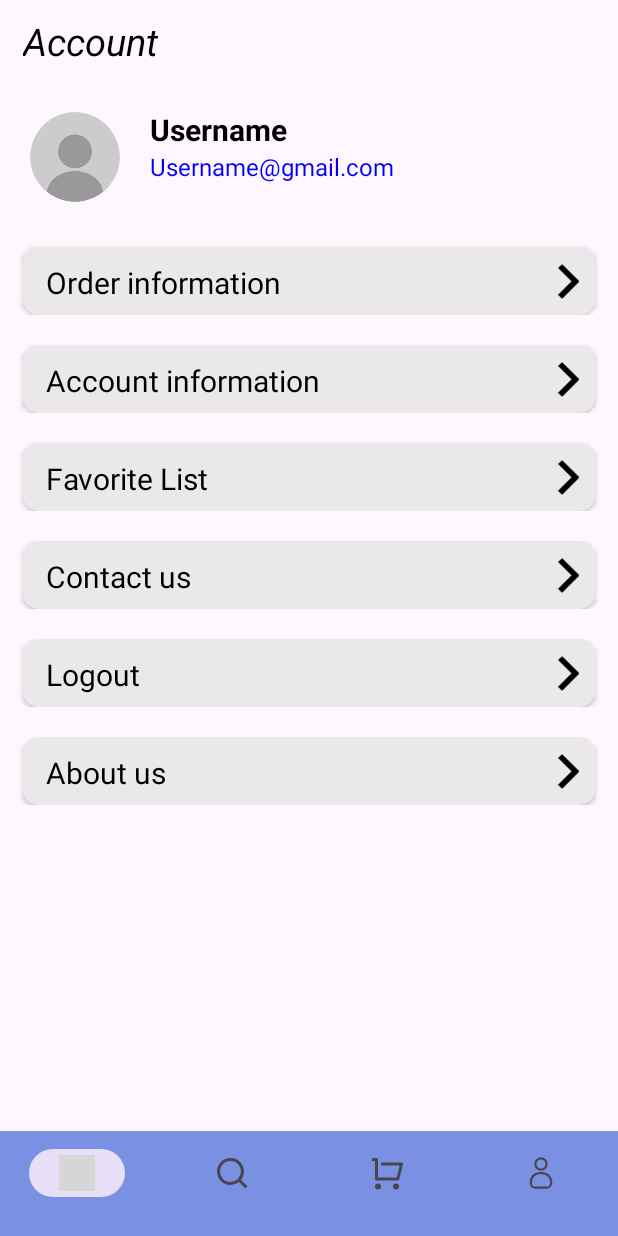
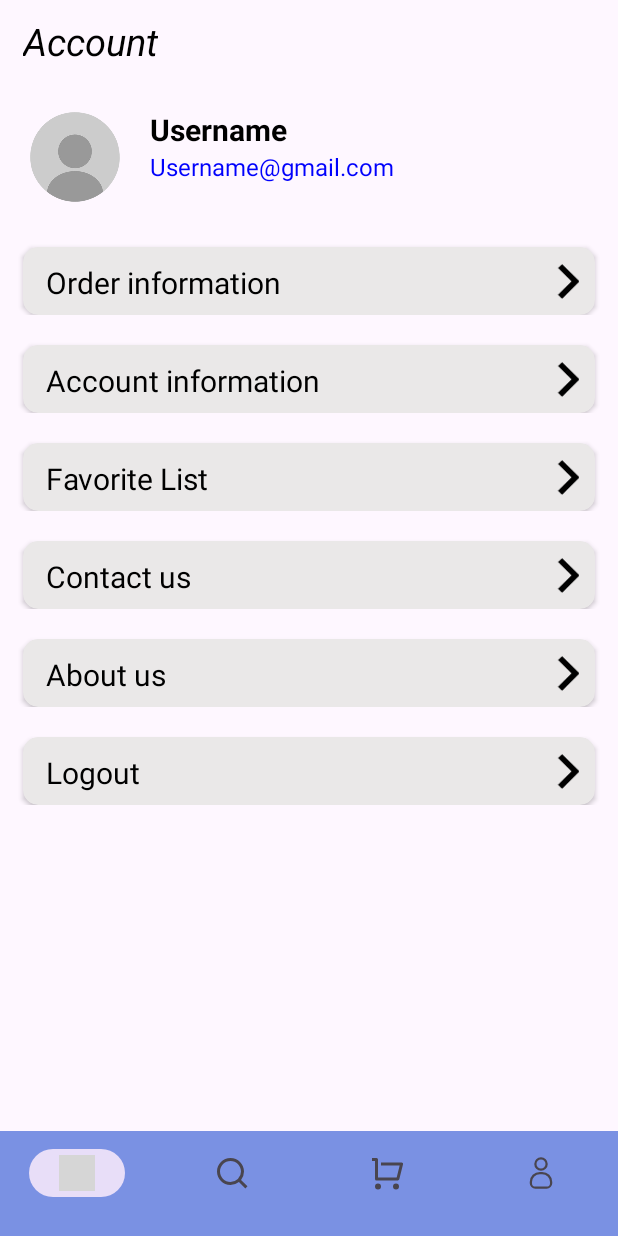
Before and after one commit to heanghenglong-ITE/SH-Online-Shop, an Android app: the fragment AccountFragment placed in its activity, on a phone screen of 412 x 824 dp. Run offline under Robolectric (Android 15) with nearby library versions, the phone set to English and light mode, and no system bars; our stand-ins replace Picasso; pictures from the network do not load; 1 statement that could not run was skipped; grey boxes are pictures that could not be loaded.

Commit message:
Project Practicum

```diff
--- a/app/src/main/res/layout/fragment_account.xml
+++ b/app/src/main/res/layout/fragment_account.xml
@@ -211,6 +211,41 @@
                         android:src="@drawable/right_arrow_icon" />
                 </androidx.cardview.widget.CardView>
             </LinearLayout>
+
+            <LinearLayout
+                android:layout_width="match_parent"
+                android:layout_height="match_parent"
+                android:orientation="vertical" >
+
+                <androidx.cardview.widget.CardView
+                    android:layout_gravity="center"
+                    android:layout_marginStart="15dp"
+                    android:layout_marginEnd="15dp"
+                    android:layout_marginTop="20dp"
+                    android:layout_width="match_parent"
+                    android:layout_height="45dp"
+                    app:cardCornerRadius="10dp"
+                    app:cardBackgroundColor="@color/gray">
+
+                    <TextView
+                        android:layout_marginTop="10dp"
+                        android:layout_marginStart="15dp"
+                        android:textColor="@color/black"
+                        android:layout_width="match_parent"
+                        android:layout_height="match_parent"
+                        android:text="@string/acc_8"
+                        android:textSize="20sp"/>
+
+                    <ImageView
+                        android:id="@+id/about_click"
+                        android:layout_marginEnd="5dp"
+                        android:layout_marginTop="10dp"
+                        android:layout_gravity="end"
+                        android:layout_width="25dp"
+                        android:layout_height="25dp"
+                        android:src="@drawable/right_arrow_icon" />
+                </androidx.cardview.widget.CardView>
+            </LinearLayout>
             <LinearLayout
                 android:layout_width="match_parent"
                 android:layout_height="match_parent"
@@ -245,40 +280,6 @@
                         android:src="@drawable/right_arrow_icon" />
                 </androidx.cardview.widget.CardView>
             </LinearLayout>
-            <LinearLayout
-                android:layout_width="match_parent"
-                android:layout_height="match_parent"
-                android:orientation="vertical" >
-
-                <androidx.cardview.widget.CardView
-                    android:layout_gravity="center"
-                    android:layout_marginStart="15dp"
-                    android:layout_marginEnd="15dp"
-                    android:layout_marginTop="20dp"
-                    android:layout_width="match_parent"
-                    android:layout_height="45dp"
-                    app:cardCornerRadius="10dp"
-                    app:cardBackgroundColor="@color/gray">
-
-                    <TextView
-                        android:layout_marginTop="10dp"
-                        android:layout_marginStart="15dp"
-                        android:textColor="@color/black"
-                        android:layout_width="match_parent"
-                        android:layout_height="match_parent"
-                        android:text="@string/acc_8"
-                        android:textSize="20sp"/>
-
-                    <ImageView
-                        android:id="@+id/about_click"
-                        android:layout_marginEnd="5dp"
-                        android:layout_marginTop="10dp"
-                        android:layout_gravity="end"
-                        android:layout_width="25dp"
-                        android:layout_height="25dp"
-                        android:src="@drawable/right_arrow_icon" />
-                </androidx.cardview.widget.CardView>
-            </LinearLayout>
 
         </LinearLayout>
 
--- a/app/src/main/res/values/strings.xml
+++ b/app/src/main/res/values/strings.xml
@@ -59,8 +59,6 @@
     <string name="pay_2">Valid Date</string>
     <string name="pay_3">CVV</string>
     <string name="pay_4">Card Name</string>
-    <!-- TODO: Remove or change this placeholder text -->
-    <string name="hello_blank_fragment">Hello blank fragment</string>
 
     // login
     <string name="email_or_username">Email or Username</string>
@@ -91,6 +89,10 @@
 
     <string name="order_1">Order Information</string>
 
+    <string name="about_1">About us</string>
+    <string name="about_2">The SH Online Shop app is an e-commerce application developed for the purpose of providing customers with an online platform to browse and purchase products. </string>
+    <string name="about_3">What Us?</string>
+    <string name="about_4">Where Our location?</string>
 
     <string-array name="delivery">
         <item>Select Delivery</item>
```
Also changed, not shown: app/src/main/java/com/example/shonlineshop/activity/AboutUsActivity.java (+21 -0 lines), app/src/main/res/layout/activity_about_us.xml (+97 -2 lines).
